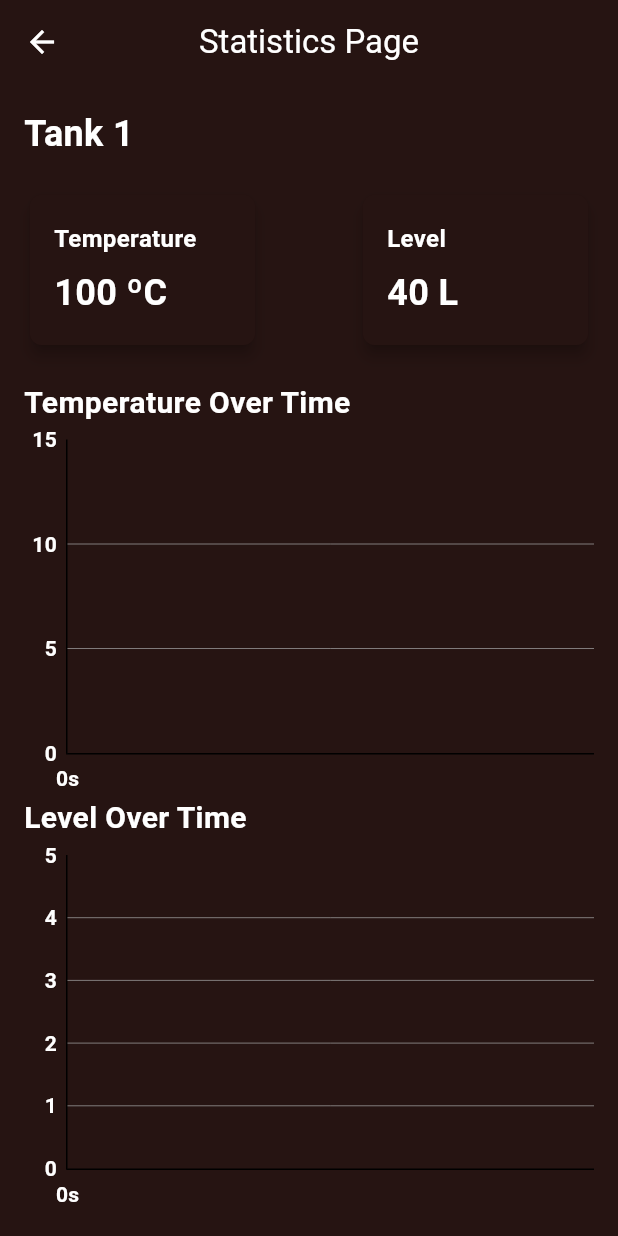
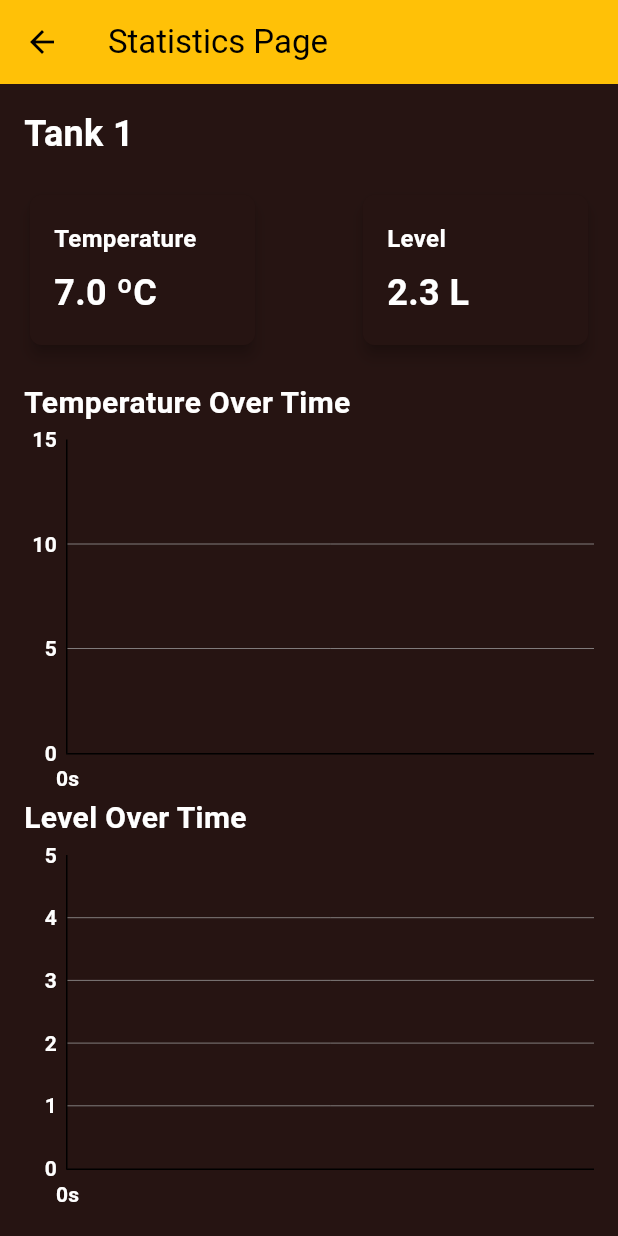
Before and after one commit to JaumeSanCol/BeerTank, a Flutter app: the EstablishmentPage screen opened directly, after a tap on "BeerTank #1", on a phone screen of 412 x 824 dp. Run offline on Flutter 3.47's test engine with Material 3 defaults, Android fonts, the phone set to English and light mode, and no system bars; drawn by our look-alikes of fl_chart; missing offline and left inert: mqtt_client, nfc_manager.

Commit message:
added mqtt subscriber for temp and level

```diff
--- a/smart_tank_app/lib/establishments_page.dart
+++ b/smart_tank_app/lib/establishments_page.dart
@@ -1,6 +1,7 @@
 import 'package:flutter/material.dart';
 import 'package:smart_tank_app/tanks_list.dart';
 import 'header.dart';
+import 'mqtt_service.dart';
 
 class Establishment {
   final int id;
@@ -38,11 +39,29 @@ class EstablishmentPage extends StatefulWidget{
 class _EstablishmentsPageState extends State<EstablishmentPage> {
   Establishment? selectedEstablishment;
   late Future<List<Establishment>> futureEstablishments;
+  late MqttService mqttService;
 
   @override
   void initState() {
     super.initState();
     futureEstablishments = fetchEstablishments();
+    _initializeMqttService();
+  }
+
+  void _initializeMqttService() {
+    mqttService = MqttService(
+      broker: '95.94.45.83',
+      port: 1883,
+      username: 'pi',
+      password: 'vfpYcu8BVUB26kgtk73sADxYVJ2O3URc62SWs80n',
+      topics: ['temperature', 'water-level'],
+    );
+
+    mqttService.initializeMqtt().then((_) {
+      print('MQTT Service Initialized');
+    }).catchError((error) {
+      print('Error initializing MQTT: $error');
+    });
   }
 
   @override
@@ -82,7 +101,7 @@ class _EstablishmentsPageState extends State<EstablishmentPage> {
                       child: DropdownButton<Establishment>(
                         hint: Text('Select an Establishment'),
                         value: selectedEstablishment,
-                        isExpanded: true, // Allows the dropdown to take up the full width
+                        isExpanded: true,
                         items: establishments.map((establishment) {
                           return DropdownMenuItem<Establishment>(
                             value: establishment,
@@ -111,7 +130,7 @@ class _EstablishmentsPageState extends State<EstablishmentPage> {
           ),
           if (selectedEstablishment != null)
             Expanded(
-              child: TankList(establishment: selectedEstablishment!),
+              child: TankList(establishment: selectedEstablishment!, mqttService: mqttService),
             ),
         ],
       ),
--- /dev/null
+++ b/smart_tank_app/lib/mqtt_service.dart
@@ -0,0 +1,80 @@
+import 'dart:async';
+import 'package:mqtt_client/mqtt_client.dart';
+import 'package:mqtt_client/mqtt_server_client.dart';
+
+class MqttService {
+  final String broker;
+  final int port;
+  final String username;
+  final String password;
+  final List<String> topics;
+
+  late MqttServerClient client;
+  final StreamController<Map<String, String>> _messageController = StreamController.broadcast();
+
+  Stream<Map<String, String>> get messageStream => _messageController.stream;
+
+  MqttService({
+    required this.broker,
+    required this.port,
+    required this.username,
+    required this.password,
+    required this.topics,
+  });
+
+  Future<void> initializeMqtt() async {
+    client = MqttServerClient(broker, '');
+    client.port = port;
+    client.logging(on: true);
+    client.keepAlivePeriod = 20;
+
+    final connMessage = MqttConnectMessage()
+        .withClientIdentifier('flutter_client_${DateTime.now().millisecondsSinceEpoch}')
+        .startClean()
+        .withWillQos(MqttQos.atLeastOnce);
+
+    client.connectionMessage = connMessage;
+
+    try {
+      await client.connect(username, password);
+    } catch (e) {
+      print('Error connecting to MQTT broker: $e');
+      client.disconnect();
+      rethrow;
+    }
+
+    if (client.connectionStatus?.state == MqttConnectionState.connected) {
+      print('Connected to MQTT broker');
+      for (var topic in topics) {
+        client.subscribe(topic, MqttQos.atLeastOnce);
+      }
+
+      client.updates?.listen((List<MqttReceivedMessage<MqttMessage>> messages) {
+        final MqttPublishMessage message = messages[0].payload as MqttPublishMessage;
+        final String payload = MqttPublishPayload.bytesToStringAsString(message.payload.message);
+
+        final parts = payload.split('%');
+        if (parts.length == 2) {
+          final tankId = parts[0];
+          final value = parts[1];
+          final topic = messages[0].topic;
+
+          // Add parsed data to the stream
+          _messageController.add({
+            'tankId': tankId,
+            'value': value,
+            'topic': topic,
+          });
+        }
+      });
+    } else {
+      print('Failed to connect: ${client.connectionStatus}');
+      client.disconnect();
+    }
+  }
+
+  void dispose() {
+    _messageController.close();
+    client.disconnect();
+  }
+}
--- a/smart_tank_app/lib/stats_page.dart
+++ b/smart_tank_app/lib/stats_page.dart
@@ -1,12 +1,16 @@
 import 'dart:async';
 import 'package:flutter/material.dart';
 import 'package:fl_chart/fl_chart.dart';
+import 'package:smart_tank_app/header.dart';
 import 'package:smart_tank_app/tanks_list.dart';
+
+import 'mqtt_service.dart';
 
 class StatsPage extends StatefulWidget {
   final Tank tank;
+  final MqttService mqttService;
 
-  const StatsPage({super.key, required this.tank});
+  const StatsPage({super.key, required this.tank, required this.mqttService});
 
   @override
   _StatsPageState createState() => _StatsPageState();
@@ -14,9 +18,14 @@ class StatsPage extends StatefulWidget {
 }
 
 class _StatsPageState extends State<StatsPage> {
+  late StreamSubscription _mqttSubscription;
   late StreamController<Map<String, dynamic>> _statsController;
   late Timer _mockTimer;
   late Tank tank;
+
+  late double temperature;
+  late double level;
+
 
   final List<FlSpot> temperatureData = [
     FlSpot(0, 0),
@@ -46,11 +55,44 @@ class _StatsPageState extends State<StatsPage> {
     });
 
     tank = widget.tank;
+
+    temperature = tank.temperature;
+    level = tank.level;
+
+    _mqttSubscription = widget.mqttService.messageStream.listen((message) {
+      final String messageTankId = message['tankId'] ?? '';
+      final String messageValue = message['value'] ?? '';
+      final String messageTopic = message['topic'] ?? '';
+
+      // Check if the message is for this tank
+      if (messageTankId == tank.id.toString()) {
+        final double parsedValue = double.tryParse(messageValue) ?? 0.0;
+        setState(() {
+          // Update stats based on topic
+          if (messageTopic == 'temperature') {
+            temperature = parsedValue;
+          } else if (messageTopic == 'water-level') {
+            level = parsedValue;
+          }
+        });
+
+        /*// Update the temperature graph if it's a temperature topic
+        if (messageTopic == 'temperature') {
+          setState(() {
+            elapsedTime += 2;
+            temperatureData.add(FlSpot(elapsedTime.toDouble(), temperature));
+
+            if (temperatureData.length > maxDataPoints) {
+              temperatureData.removeAt(0);
+            }
+          });
+        }*/
+      }
+    });
   }
 
   @override
   void dispose() {
-    _statsController.close();
     _mockTimer.cancel();
     super.dispose();
   }
@@ -58,25 +100,10 @@ class _StatsPageState extends State<StatsPage> {
   @override
   Widget build(BuildContext context) {
     return Scaffold(
-      appBar: AppBar(
-        title: const Text('Statistics Page'),
-        centerTitle: true,
-      ),
+      appBar: Header(title: 'Statistics Page'),
       body: Padding(
         padding: const EdgeInsets.all(16.0),
-        child: StreamBuilder<Map<String, dynamic>>(
-          stream: _statsController.stream,
-          initialData: {
-            'temperature': 100,
-            'level': 40,
-          },
-          builder: (context, snapshot) {
-            if (!snapshot.hasData) {
-              return const Center(child: CircularProgressIndicator());
-            }
-
-            final stats = snapshot.data!;
-            return Column(
+        child: Column(
           crossAxisAlignment: CrossAxisAlignment.start,
           children: [
             Text(
@@ -89,11 +116,11 @@ class _StatsPageState extends State<StatsPage> {
               children: [
                 StatsCard(
                   title: 'Temperature',
-                      value: '${stats['temperature']} ºC',
+                  value: '$temperature ºC',
                 ),
                 StatsCard(
                   title: 'Level',
-                      value: '${stats['level']} L',
+                  value: '$level L',
                 ),
               ],
             ),
@@ -188,7 +215,7 @@ class _StatsPageState extends State<StatsPage> {
                           fontSize: 14,
                           fontWeight: FontWeight.bold,
                         ),
-                          getTitles: (value) => '${value.toInt()}s', // Time in seconds
+                        getTitles: (value) => '${value.toInt()}s',
                         reservedSize: 22,
                       ),
                     ),
@@ -201,11 +228,11 @@ class _StatsPageState extends State<StatsPage> {
                     ),
                     lineBarsData: [
                       LineChartBarData(
-                          isCurved: true, // Smooth line
+                        isCurved: true,
                         colors: [Colors.amberAccent],
                         barWidth: 4,
                         dotData: FlDotData(show: false),
-                          spots: temperatureData, // Dynamic data points
+                        spots: temperatureData,
                       ),
                     ],
                     minY: 0,
@@ -229,8 +256,6 @@ class _StatsPageState extends State<StatsPage> {
               ),
             )
           ],
-            );
-          },
         ),
       ),
     );
--- a/smart_tank_app/lib/tanks_list.dart
+++ b/smart_tank_app/lib/tanks_list.dart
@@ -1,13 +1,14 @@
 import 'package:flutter/material.dart';
+import 'package:smart_tank_app/mqtt_service.dart';
 import 'package:smart_tank_app/stats_page.dart';
 import 'establishments_page.dart';
 
 class Tank {
   final int id;
   final String name;
-  final double level;
+  double level;
   final int beersServed;
-  final double temperature;
+  double temperature;
 
   Tank({
     required this.id,
@@ -29,7 +30,7 @@ class Tank {
 }
 
 Future<List<Tank>> fetchTanks(int establishmentId) async {
-  await Future.delayed(Duration(milliseconds: 500));
+  await Future.delayed(Duration(milliseconds: 500)); // Simulate API delay
 
   return [
     Tank(id: 1, name: "BeerTank #1", level: 2.3, beersServed: 5, temperature: 7),
@@ -39,49 +40,75 @@ Future<List<Tank>> fetchTanks(int establishmentId) async {
 
 class TankList extends StatefulWidget {
   final Establishment establishment;
+  final MqttService mqttService;
 
-  TankList({required this.establishment});
+  TankList({required this.establishment, required this.mqttService});
 
   @override
   _TankListState createState() => _TankListState();
 }
 
 class _TankListState extends State<TankList> {
-  late Future<List<Tank>> futureTanks;
+  late List<Tank> tanks;
+  late MqttService mqttService;
+
+  bool isLoading = true;
 
   @override
-  void didUpdateWidget(covariant TankList oldWidget) {
-    super.didUpdateWidget(oldWidget);
-    if (oldWidget.establishment.id != widget.establishment.id) {
+  void initState() {
+    super.initState();
+    mqttService = widget.mqttService;
+    _fetchAndSetTanks();
+
+    mqttService.messageStream.listen((message) {
+      final String messageTankId = message['tankId'] ?? '';
+      final String messageValue = message['value'] ?? '';
+      final String messageTopic = message['topic'] ?? '';
+
+      final int tankId = int.tryParse(messageTankId) ?? -1;
+      final double parsedValue = double.tryParse(messageValue) ?? 0.0;
+
       setState(() {
-        futureTanks = fetchTanks(widget.establishment.id);
+        for (Tank tank in tanks) {
+          if (tank.id == tankId) {
+            if (messageTopic == 'temperature') {
+              tank.temperature = parsedValue;
+            } else if (messageTopic == 'water-level') {
+              tank.level = parsedValue;
+            }
+          }
+        }
       });
+    });
+  }
+
+  Future<void> _fetchAndSetTanks() async {
+    setState(() {
+      isLoading = true;
+    });
+
+    try {
+      final fetchedTanks = await fetchTanks(widget.establishment.id);
+      setState(() {
+        tanks = fetchedTanks;
+        isLoading = false;
+      });
+    } catch (e) {
+      setState(() {
+        isLoading = false;
+      });
+      print('Error fetching tanks: $e');
     }
   }
 
   @override
-  void initState() {
-    super.initState();
-    futureTanks = fetchTanks(widget.establishment.id);
+  Widget build(BuildContext context) {
+    if (isLoading) {
+      return const Center(child: CircularProgressIndicator());
     }
 
-  @override
-  Widget build(BuildContext context) {
     return Scaffold(
-      body: FutureBuilder<List<Tank>>(
-        future: futureTanks,
-        builder: (context, snapshot) {
-          if (snapshot.connectionState == ConnectionState.waiting) {
-            return Center(child: CircularProgressIndicator());
-          } else if (snapshot.hasError) {
-            return Center(child: Text('Error: ${snapshot.error}'));
-          } else if (!snapshot.hasData || snapshot.data!.isEmpty) {
-            return Center(child: Text('No tanks available'));
-          }
-
-          final tanks = snapshot.data!;
-
-          return ListView.builder(
+      body: ListView.builder(
         itemCount: tanks.length,
         itemBuilder: (context, index) {
           final tank = tanks[index];
@@ -90,7 +117,9 @@ class _TankListState extends State<TankList> {
             onTap: () {
               Navigator.push(
                 context,
-                    MaterialPageRoute(builder: (context) => StatsPage(tank: tank))
+                MaterialPageRoute(
+                  builder: (context) => StatsPage(tank: tank, mqttService: mqttService),
+                ),
               );
             },
             child: Container(
@@ -107,14 +136,12 @@ class _TankListState extends State<TankList> {
                     style: TextStyle(fontWeight: FontWeight.bold, fontSize: 16, color: Colors.black),
                   ),
                   SizedBox(height: 8),
-                      Text("Level: ${tank.level} L", style: TextStyle(color: Colors.black),),
-                      Text("Beers served: ${tank.beersServed}", style: TextStyle(color: Colors.black),),
-                      Text("Temperature: ${tank.temperature}°C", style: TextStyle(color: Colors.black),),
+                  Text("Level: ${tank.level.toStringAsFixed(1)} L", style: TextStyle(color: Colors.black)),
+                  Text("Beers served: ${tank.beersServed}", style: TextStyle(color: Colors.black)),
+                  Text("Temperature: ${tank.temperature.toStringAsFixed(1)}°C", style: TextStyle(color: Colors.black)),
                 ],
               ),
             ),
-              );
-            },
           );
         },
       ),
--- a/smart_tank_app/pubspec.yaml
+++ b/smart_tank_app/pubspec.yaml
@@ -31,7 +31,7 @@ dependencies:
   flutter:
     sdk: flutter
   fl_chart: ^0.35.0
-
+  mqtt_client: ^9.6.0
 
   # The following adds the Cupertino Icons font to your application.
   # Use with the CupertinoIcons class for iOS style icons.
```
Also changed, not shown: smart_tank_app/pubspec.lock. Lines whose indentation alone changed are shown as unchanged.
